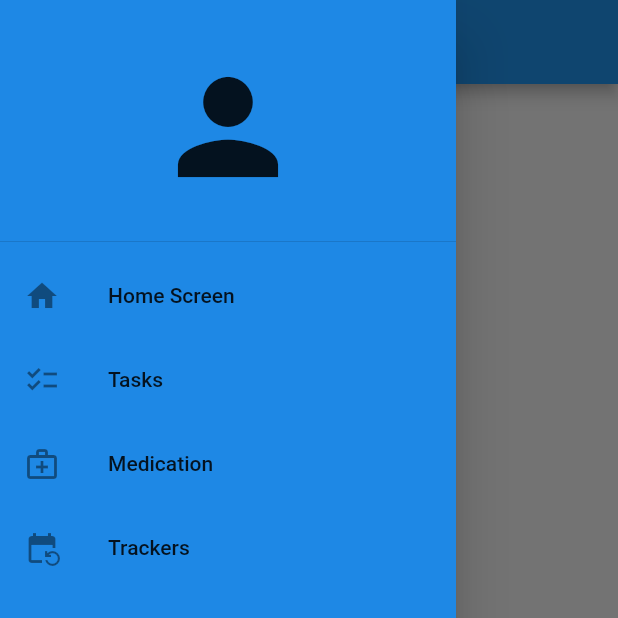
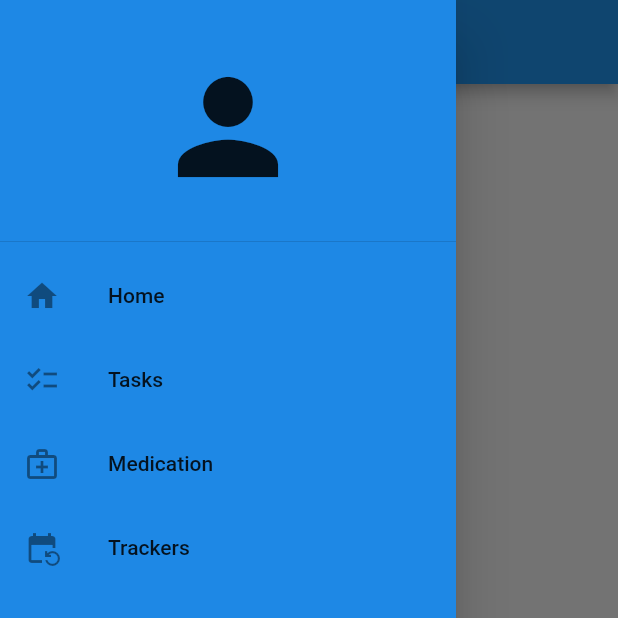
Before and after one commit to Lagrossa/COSC_4319, a Flutter app: the HomeScreen screen opened by its route, with the side drawer open, on a phone screen of 412 x 824 dp, the top half of it. Run offline on Flutter 3.47's test engine with Material 2 defaults, Android fonts, the phone set to English and light mode, and no system bars; drawn by our look-alikes of google_nav_bar; our stand-ins replace firebase_auth, firebase_core, flutter_slidable; accounts and stored records are empty; statements that could not run were skipped.

Commit message:
QOL Changes

```diff
--- a/lib/Features/User_Auth/Presentation/Pages/home_screen.dart
+++ b/lib/Features/User_Auth/Presentation/Pages/home_screen.dart
@@ -10,7 +10,7 @@ class HomeScreen extends StatelessWidget {
   Widget build(BuildContext context) {
     return Scaffold(
       appBar: AppBar(
-        title: Text("HomeScreen"),
+        title: Text("Home"),
       ),
       drawer: Drawer(
         child: Container(
@@ -27,7 +27,7 @@ class HomeScreen extends StatelessWidget {
               ),
               ListTile(
                 leading: Icon(Icons.home),
-                title: Text('Home Screen'),
+                title: Text('Home'),
                 onTap: () {
                   Navigator.pushNamed(context, "/home");
                 },
--- a/lib/Features/task_page/screens/task_screen.dart
+++ b/lib/Features/task_page/screens/task_screen.dart
@@ -40,7 +40,7 @@ class _TaskState extends State<taskScreen> {
               ),
               ListTile(
                 leading: Icon(Icons.home),
-                title: Text('Home Screen'),
+                title: Text('Home'),
                 onTap: () {
                   Navigator.pushNamed(context, "/home");
                 },
--- a/lib/main.dart
+++ b/lib/main.dart
@@ -32,7 +32,7 @@ class MyApp extends StatelessWidget {
         '/signUp': (context) => SignUpScreen(),
         '/home': (context) => HomeScreen(),
         '/trackers': (context) => TrackersDirectory(),
-        '/habits': (context) => TrackerScreen(),
+        '/habits': (context) => HabitScreen(),
         '/tasks': (context) => taskScreen(),
       },
     );
```
Also changed, not shown: lib/Features/User_Auth/Presentation/Pages/habit_tracker.dart (renamed from lib/Features/User_Auth/Presentation/Pages/tracker_page.dart, +30 -5 lines).
